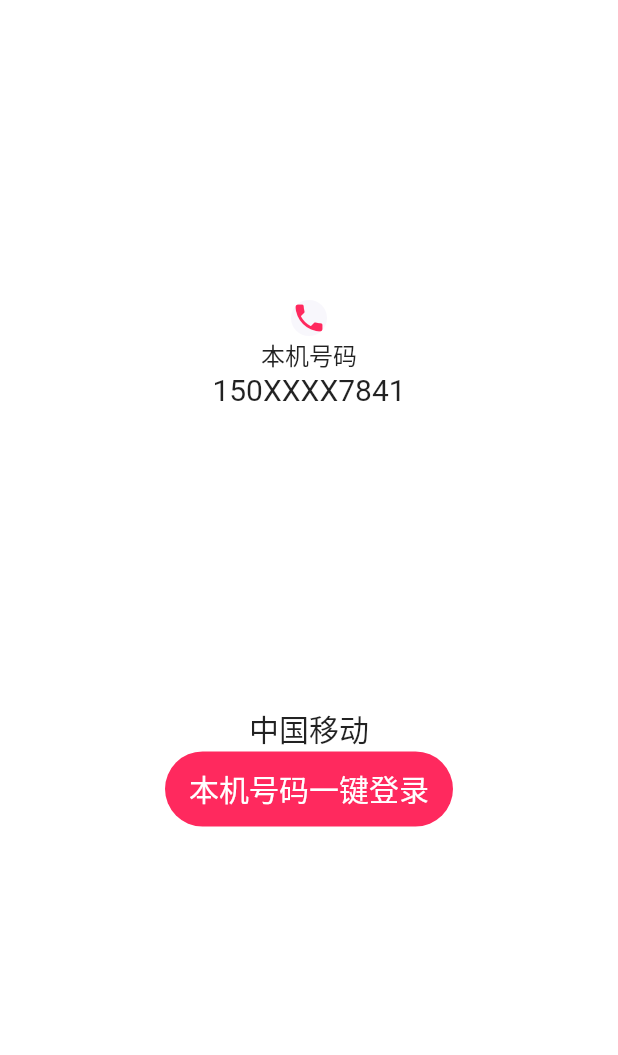
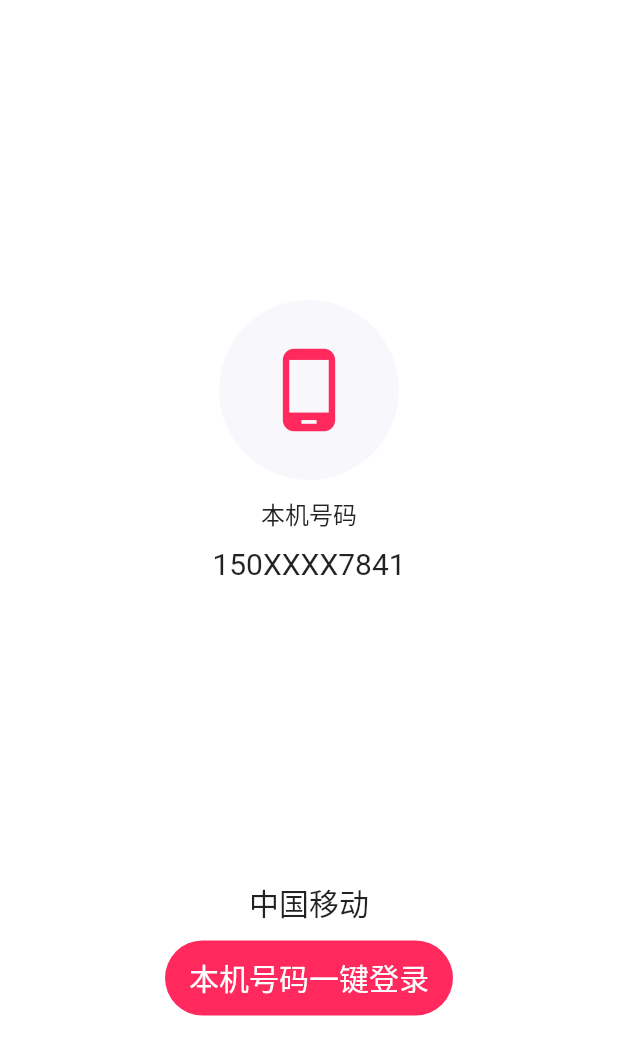
Before and after one commit to MonkeyLLuffy/flutterLearn, a Flutter app: the screen it shows after launch, after a tap on "手机号登录", on a phone screen of 412 x 824 dp. Shown: the top 1055 px of the screen. Run offline on Flutter 3.47's test engine with Material 2 defaults, Android fonts, the light colour scheme and no system bars; missing offline and left inert: dart:ffi.

Commit message:
修改登录页

```diff
--- a/flutter_app1/lib/component/CircleIcon.dart
+++ b/flutter_app1/lib/component/CircleIcon.dart
@@ -12,6 +12,7 @@ class CircleIcon extends StatelessWidget {
   Widget build(BuildContext context) {
     return ClipOval(
       child: Container(
+        padding: EdgeInsets.all(30),
         decoration: BoxDecoration(color: bgColor),
         child: this.icon,
       ),
--- a/flutter_app1/lib/kehuaApp/PhoneLogin.dart
+++ b/flutter_app1/lib/kehuaApp/PhoneLogin.dart
@@ -19,17 +19,25 @@ class PhoneLoginPage extends StatelessWidget {
               // icon手机的那个图片
               SizedBox(height: 200),
               CircleIcon(
-                Icon(Icons.phone, color: Color(0xffFF295E)),
-                100,
-                100,
+                Icon(
+                  Icons.phone_android,
+                  color: Color(0xffFF295E),
+                  size: 60,
+                ),
+                200,
+                200,
                 bgColor: Color(0xFFF8F7FC),
               ),
+              SizedBox(height: 10),
               SizedText("本机号码", 16),
+              SizedBox(height: 10),
+
               SizedText("150XXXX7841", 20),
               SizedBox(
                 height: 200,
               ),
               SizedText("中国移动", 20),
+              SizedBox(height: 10),
               Container(
                   height: 50,
                   child: RoundButton("本机号码一键登录", 50.0,
```
Also changed, not shown: flutter_app1/pubspec.yaml (+5 -2 lines), flutter_app1/assets/login_bg.jpg (added).
